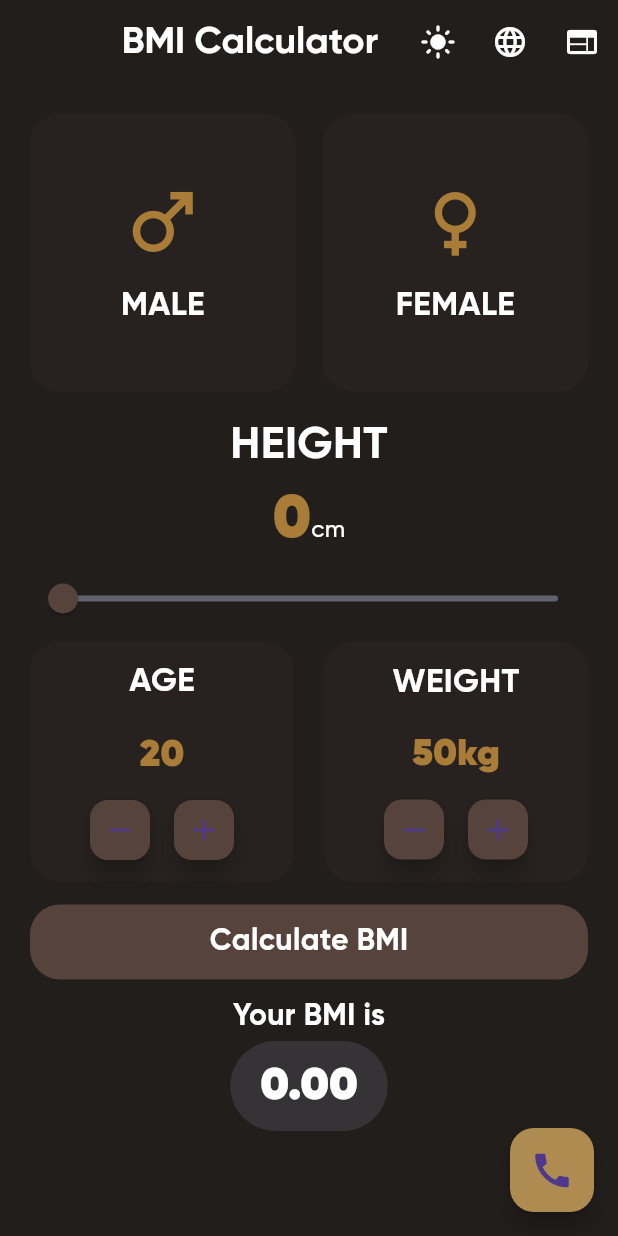
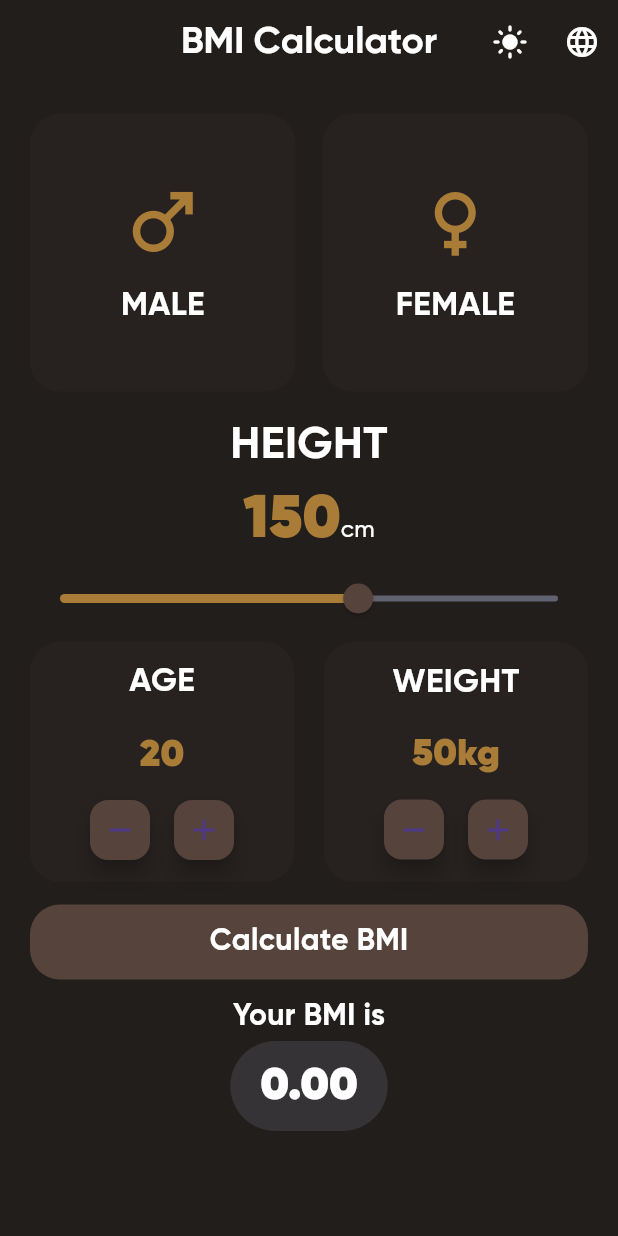
Before and after one commit to OmarAmeer96/BMI-Calculator-App, a Flutter app: the screen it shows after launch, on a phone screen of 412 x 824 dp. Run offline on Flutter 3.47's test engine with Material 3 defaults, Android fonts, the phone set to English and light mode, and no system bars; our stand-ins replace animated_splash_screen, bloc, dotted_border, flutter_bloc, lottie, page_transition; generated files the repository leaves out were written again.

Commit message:
Home view and localization done.

```diff
--- a/lib/cubit/cubit/bmi_cubit.dart
+++ b/lib/cubit/cubit/bmi_cubit.dart
@@ -13,7 +13,5 @@ class BmiCubit extends Cubit<BmiState> {
     emit(GenderSelected(isMaleSelected: false, isFemaleSelected: true));
   }
 
-  bool isDarkMode = true; // New state to track the app's mode
-
-
+  bool isDarkMode = true;
 }
--- a/lib/l10n/app_ar.arb
+++ b/lib/l10n/app_ar.arb
@@ -15,5 +15,5 @@
     "conditionThree": "زائد الوزن",
     "conditionFour": "سمين (معتدل)",
     "conditionFive": "سمين (شديد)",
-    "conditionSix": "سمين (شديد جداً أو مرضي)"
+    "conditionSix": "لم تقم بإدخال بيانات صحيحة"
 }
--- a/lib/l10n/app_en.arb
+++ b/lib/l10n/app_en.arb
@@ -15,5 +15,5 @@
     "conditionThree": "Overweight",
     "conditionFour": "Obese (Moderate)",
     "conditionFive": "Obese (Severe)",
-    "conditionSix": "Obese (Very severe or morbid)"
+    "conditionSix": "not entering a valid data"
 }
--- a/lib/screens/home_screen.dart
+++ b/lib/screens/home_screen.dart
@@ -1,10 +1,11 @@
+import 'package:bmi_app/core/functions/get_bmi_status.dart';
+import 'package:bmi_app/widgets/gender_container.dart';
 import 'package:dotted_border/dotted_border.dart';
 import 'package:flutter/material.dart';
 import 'package:flutter_bloc/flutter_bloc.dart';
 import 'package:bmi_app/Language_cubit/cubit/language_cubit.dart';
 import 'package:bmi_app/cubit/cubit/bmi_cubit.dart';
 import 'package:flutter_gen/gen_l10n/app_localizations.dart';
-import 'package:url_launcher/url_launcher_string.dart';
 
 class HomeScreen extends StatefulWidget {
   const HomeScreen({super.key});
@@ -21,41 +22,22 @@ class _HomeScreenState extends State<HomeScreen> {
     super.initState();
   }
 
-  // Method to calculate BMI
   void calculateBMI() {
-    // Convert height from cm to meters
     double heightInMeters = height / 100;
-
-    // Calculate BMI using the formula: BMI = weight (kg) / (height (m) * height (m))
     double bmiResult = weight / (heightInMeters * heightInMeters);
-
-    // Update the bmi variable with the calculated value
     setState(() {
-      bmi = bmiResult;
+      if (height >= 100) {
+        bmi = bmiResult;
+      } else {
+        bmi = 0;
+      }
     });
     isBMICalculated = true;
   }
 
   bool isBMICalculated = false;
-  String getBMIStatus() {
-    if (bmi < 18.5) {
-      return AppLocalizations.of(context)!.conditionOne;
-    } else if (bmi >= 18.5 && bmi <= 24.9) {
-      return AppLocalizations.of(context)!.conditionTwo;
-    } else if (bmi >= 25 && bmi <= 29.9) {
-      return AppLocalizations.of(context)!.conditionThree;
-    } else if (bmi >= 30 && bmi <= 34.9) {
-      return AppLocalizations.of(context)!.conditionFour;
-    } else if (bmi >= 35 && bmi <= 39.9) {
-      return AppLocalizations.of(context)!.conditionFive;
-    } else if (bmi == 0) {
-      return "";
-    } else {
-      return AppLocalizations.of(context)!.conditionSix;
-    }
-  }
 
-  double height = 0;
+  double height = 150;
   int weight = 50;
   int age = 20;
   double bmi = 0;
@@ -75,18 +57,6 @@ class _HomeScreenState extends State<HomeScreen> {
         backgroundColor: isDarkMode
             ? const Color(0xff221e1c)
             : const Color.fromARGB(255, 238, 214, 214),
-        floatingActionButton: FloatingActionButton(
-          backgroundColor: const Color(0xffae8c51),
-          onPressed: () {
-            launchUrlString(
-              "tel: +201554111002",
-            );
-          },
-          child: const Icon(
-            Icons.call,
-            size: 30,
-          ),
-        ),
         body: Padding(
           padding: const EdgeInsets.all(16.0),
           child: Column(
@@ -103,18 +73,20 @@ class _HomeScreenState extends State<HomeScreen> {
 
                   return Row(
                     children: [
-                      _buildGenderContainer(
-                        AppLocalizations.of(context)!.male,
-                        Icons.male,
-                        isMaleSelected,
-                        () => context.read<BmiCubit>().selectMale(),
+                      GenderContainer(
+                        label: AppLocalizations.of(context)!.male,
+                        icon: Icons.male,
+                        isSelected: isMaleSelected,
+                        onTap: () => context.read<BmiCubit>().selectMale(),
+                        isDarkMode: isDarkMode,
                       ),
                       const SizedBox(width: 10),
-                      _buildGenderContainer(
-                        AppLocalizations.of(context)!.female,
-                        Icons.female,
-                        isFemaleSelected,
-                        () => context.read<BmiCubit>().selectFemale(),
+                      GenderContainer(
+                        label: AppLocalizations.of(context)!.female,
+                        icon: Icons.female,
+                        isSelected: isFemaleSelected,
+                        onTap: () => context.read<BmiCubit>().selectFemale(),
+                        isDarkMode: isDarkMode,
                       ),
                     ],
                   );
@@ -193,7 +165,7 @@ class _HomeScreenState extends State<HomeScreen> {
                     padding: const EdgeInsets.symmetric(horizontal: 4),
                     child: GestureDetector(
                       onTap: () {
-                        calculateBMI(); // Call the method to calculate BMI when the button is tapped
+                        calculateBMI();
                       },
                       child: Container(
                         height: 50,
@@ -282,7 +254,7 @@ class _HomeScreenState extends State<HomeScreen> {
                                             ),
                                           )
                                         : const Text(
-                                            "",
+                                            '',
                                             style: TextStyle(
                                               fontFamily: "Gilroy-Bold",
                                               color: Color(0xffA97C37),
@@ -291,7 +263,7 @@ class _HomeScreenState extends State<HomeScreen> {
                                           ),
                                     isBMICalculated
                                         ? Text(
-                                            getBMIStatus(),
+                                            getBMIStatus(bmi, context),
                                             style: const TextStyle(
                                               fontFamily: "Gilroy-Heavy",
                                               color: Color(0xffA97C37),
@@ -299,7 +271,7 @@ class _HomeScreenState extends State<HomeScreen> {
                                             ),
                                           )
                                         : const Text(
-                                            "",
+                                            '',
                                             style: TextStyle(
                                               fontFamily: "Gilroy-Bold",
                                               color: Color(0xffA97C37),
@@ -312,59 +284,10 @@ class _HomeScreenState extends State<HomeScreen> {
                             ],
                           ),
                         )
-                      : const Text(""),
+                      : const Text(''),
                 ],
               ),
             ],
-          ),
-        ),
-      ),
-    );
-  }
-
-  Widget _buildGenderContainer(
-    String label,
-    IconData icon,
-    bool isSelected,
-    VoidCallback onTap,
-  ) {
-    final backgroundColor = isSelected
-        ? const Color(0xff55433C)
-        : (isDarkMode ? const Color(0xff272220) : const Color(0xff5a5f6d));
-    final borderColor =
-        isSelected ? const Color(0xffA97C37) : Colors.transparent;
-
-    return Expanded(
-      child: GestureDetector(
-        onTap: onTap,
-        child: Padding(
-          padding: const EdgeInsets.all(4.0),
-          child: Container(
-            height: 185,
-            decoration: BoxDecoration(
-              borderRadius: BorderRadius.circular(20),
-              color: backgroundColor,
-              border: Border.all(color: borderColor),
-            ),
-            child: Column(
-              mainAxisAlignment: MainAxisAlignment.center,
-              children: [
-                Icon(
-                  icon,
-                  color: const Color(0xffA97C37),
-                  size: 60,
-                ),
-                const SizedBox(height: 10),
-                Text(
-                  label,
-                  style: const TextStyle(
-                    color: Colors.white,
-                    fontSize: 22,
-                    fontFamily: "Gilroy-Bold",
-                  ),
-                ),
-              ],
-            ),
           ),
         ),
       ),
@@ -400,20 +323,6 @@ class _HomeScreenState extends State<HomeScreen> {
           },
           icon: Icon(
             Icons.language,
-            color: isDarkMode ? Colors.white : Colors.black,
-          ),
-        ),
-        IconButton(
-          onPressed: () {
-            // Web View
-            launchUrlString(
-              "https://facebook.com",
-              // I don't know what does this line do
-              mode: LaunchMode.externalNonBrowserApplication,
-            );
-          },
-          icon: Icon(
-            Icons.web,
             color: isDarkMode ? Colors.white : Colors.black,
           ),
         ),
--- /dev/null
+++ b/lib/widgets/gender_container.dart
@@ -0,0 +1,71 @@
+import 'package:flutter/material.dart';
+
+// ignore: must_be_immutable
+class GenderContainer extends StatefulWidget {
+  GenderContainer({
+    super.key,
+    required this.label,
+    required this.icon,
+    required this.isSelected,
+    required this.onTap,
+    required this.isDarkMode,
+  });
+
+  String label;
+  IconData icon;
+  bool isSelected;
+  VoidCallback onTap;
+  bool isDarkMode;
+
+  @override
+  State<GenderContainer> createState() => _GenderContainerState();
+}
+
+class _GenderContainerState extends State<GenderContainer> {
+  @override
+  Widget build(BuildContext context) {
+    final backgroundColor = widget.isSelected
+        ? const Color(0xff55433C)
+        : (widget.isDarkMode
+            ? const Color(0xff272220)
+            : const Color(0xff5a5f6d));
+
+    final borderColor =
+        widget.isSelected ? const Color(0xffA97C37) : Colors.transparent;
+    return Expanded(
+      child: GestureDetector(
+        onTap: widget.onTap,
+        child: Padding(
+          padding: const EdgeInsets.all(4.0),
+          child: Container(
+            height: 185,
+            decoration: BoxDecoration(
+              borderRadius: BorderRadius.circular(20),
+              color: backgroundColor,
+              border: Border.all(color: borderColor),
+            ),
+            child: Column(
+              mainAxisAlignment: MainAxisAlignment.center,
+              children: [
+                Icon(
+                  widget.icon,
+                  color: const Color(0xffA97C37),
+                  size: 60,
+                ),
+                const SizedBox(height: 10),
+                Text(
+                  widget.label,
+                  style: const TextStyle(
+                    color: Colors.white,
+                    fontSize: 22,
+                    fontFamily: "Gilroy-Bold",
+                  ),
+                ),
+              ],
+            ),
+          ),
+        ),
+      ),
+    );
+  }
+}
```
Also changed, not shown: lib/core/functions/get_bmi_status.dart (added, +18 -0 lines).
